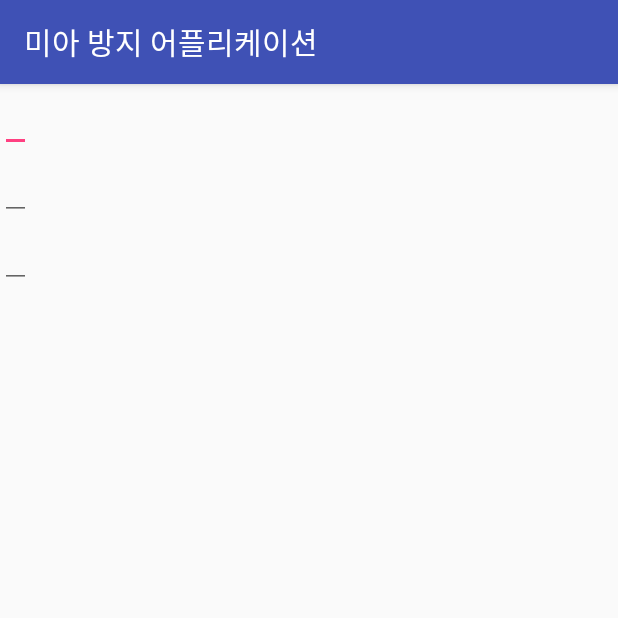
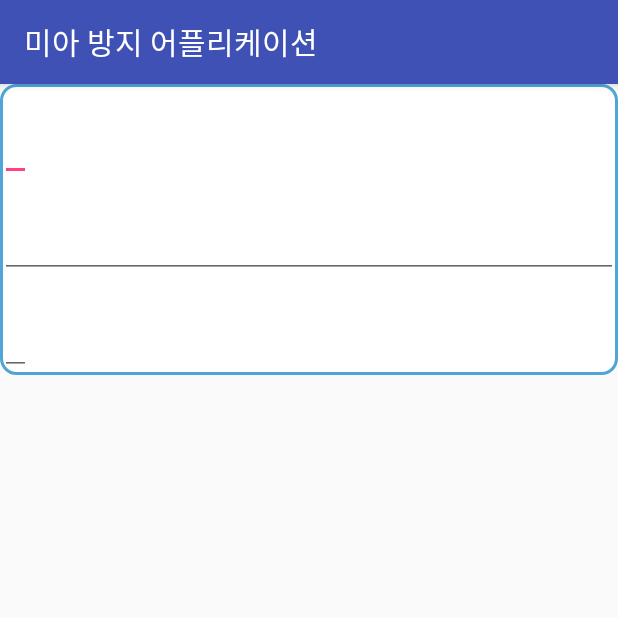
Before and after one commit to foreverfall123/Tab, an Android app: the MembershipActivity screen opened directly, with no data from a screen before it, on a phone screen of 412 x 824 dp, the top half of it. Run offline under Robolectric (Android 15) with nearby library versions, the phone set to English and light mode, and no system bars.

Commit message:
change activity_main_4

```diff
--- a/app/src/main/res/drawable/round_rectangle.xml
+++ b/app/src/main/res/drawable/round_rectangle.xml
@@ -1,12 +1,12 @@
 <?xml version="1.0" encoding="utf-8"?>
 <shape xmlns:android="http://schemas.android.com/apk/res/android"
     android:shape="rectangle" android:padding="10dp">
-    <solid android:color="#a0696969"/>
+    <solid android:color="#ffffff"/>
     <corners android:bottomRightRadius="10dp"
         android:bottomLeftRadius="10dp"
         android:topLeftRadius="10dp"
         android:topRightRadius="10dp"/>
     <stroke android:width="2dp"
-        android:color="#FFFFFFFF"
+        android:color="#4fa5d5"
         />
 </shape>
--- a/app/src/main/res/layout/membership.xml
+++ b/app/src/main/res/layout/membership.xml
@@ -3,27 +3,32 @@
     xmlns:android="http://schemas.android.com/apk/res/android" android:layout_width="match_parent"
     android:layout_height="match_parent">
 
-    <TableLayout
-        android:layout_width="wrap_content"
-        android:layout_height="match_parent">
-
-        <TableRow>
-            <EditText
+    <LinearLayout
+        android:orientation="vertical"
         android:layout_width="match_parent"
         android:layout_height="wrap_content"
-                android:hint=""/>
-        </TableRow>
-        <TableRow>
+        android:background="@drawable/round_rectangle">
+
+        <TextView
+            android:layout_width="wrap_content"
+            android:layout_height="wrap_content" />
+        <EditText
+            android:layout_width="wrap_content"
+            android:layout_height="wrap_content" />
+        <TextView
+            android:layout_width="wrap_content"
+            android:layout_height="wrap_content" />
         <EditText
             android:layout_width="match_parent"
             android:layout_height="wrap_content" />
-        </TableRow>
-        <TableRow>
+        <TextView
+            android:layout_width="wrap_content"
+            android:layout_height="wrap_content" />
         <EditText
-                android:layout_width="match_parent"
+            android:layout_width="wrap_content"
             android:layout_height="wrap_content" />
-        </TableRow>
-    </TableLayout>
+
+    </LinearLayout>
 
 
 </RelativeLayout>
```
Lines whose indentation alone changed are shown as unchanged.
